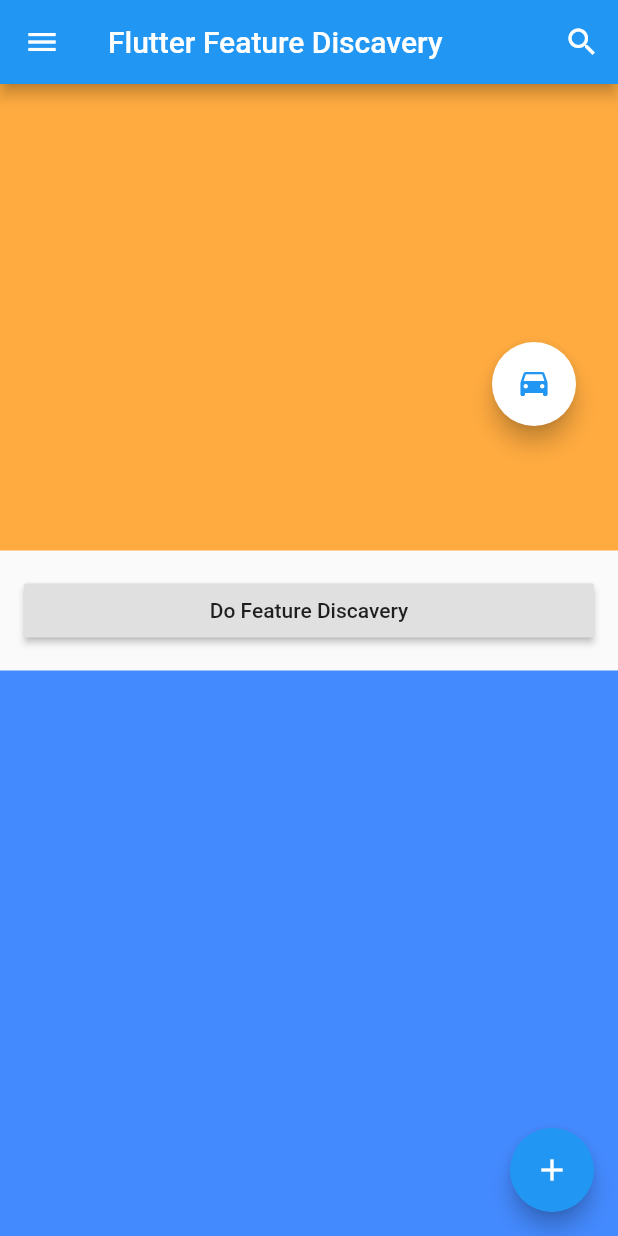
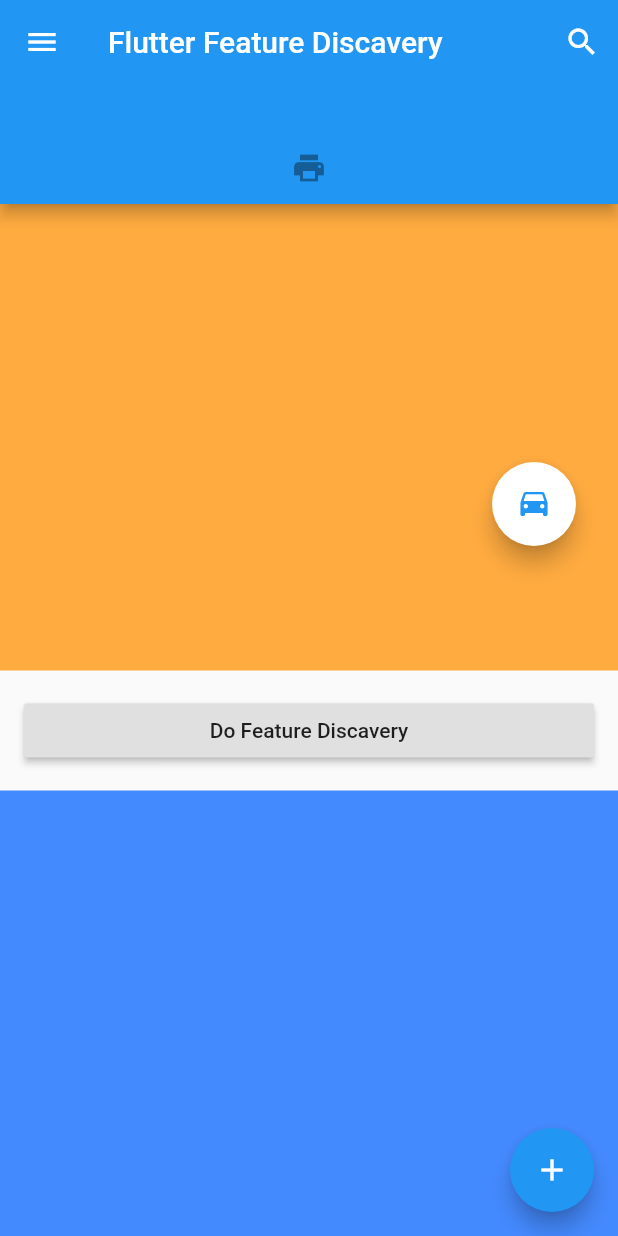
Before and after one commit to ayalma/feature_discovery, a Flutter app: the screen it shows after launch, scrolled down 576 dp, after a tap on "Do Feature Discavery", on a phone screen of 412 x 824 dp. Run offline on Flutter 3.47's test engine with Material 2 defaults, Android fonts, the phone set to English and light mode, and no system bars; network calls fail.

Commit message:
consider landscape and portrait orientation in DescribedFeatureDiscoveryWidget

```diff
--- a/example/lib/main.dart
+++ b/example/lib/main.dart
@@ -8,6 +8,7 @@ final feature3 = "FEATURE_3";
 final feature4 = "FEATURE_4";
 final feature5 = "FEATURE_5";
 final feature6 = "FEATURE_6";
+final feature7 = "FEATURE_7";
 
 void main() {
   timeDilation = 1.0;
@@ -43,6 +44,23 @@ class _MyHomePageState extends State<MyHomePage> {
       child: Scaffold(
         appBar: AppBar(
           title: Text(widget.title),
+          bottom: PreferredSize(
+            child: Column(
+              children: <Widget>[
+                DescribedFeatureOverlay(
+                    featureId: feature7,
+                    icon: Icons.print,
+                    color: Colors.purple,
+                    title: 'Just how you want it',
+                    description:
+                        'Tap the menu icon to switch account, change setting & more.Tap the menu icon to switch account, change setting & more.',
+                    child: IconButton(
+                      icon: Icon(Icons.print),
+                    ))
+              ],
+            ),
+            preferredSize: Size.fromHeight(80),
+          ),
           leading: DescribedFeatureOverlay(
             featureId: feature1,
             icon: Icons.menu,
@@ -105,7 +123,7 @@ class _ContentState extends State<Content> {
     WidgetsBinding.instance.addPostFrameCallback((_) {
       FeatureDiscovery.discoverFeatures(
         context,
-        [feature1, feature2, feature3, feature4, feature6, feature5],
+        [feature7, feature1, feature2, feature3, feature4, feature6, feature5],
       );
     });
     super.initState();
--- a/lib/src/feature_discovery.dart
+++ b/lib/src/feature_discovery.dart
@@ -1,3 +1,5 @@
+import 'dart:math' as Math;
+
 import 'package:feature_discovery/src/layout.dart';
 import 'package:flutter/material.dart';
 
@@ -111,6 +113,7 @@ class DescribedFeatureOverlay extends StatefulWidget {
 class _DescribedFeatureOverlayState extends State<DescribedFeatureOverlay>
     with TickerProviderStateMixin {
   Size screenSize;
+  double statusBarHeight;
   bool showOverlay = false;
   _OverlayState state = _OverlayState.closed;
   double transitionPercent = 1.0;
@@ -222,6 +225,7 @@ class _DescribedFeatureOverlayState extends State<DescribedFeatureOverlay>
   void didChangeDependencies() {
     super.didChangeDependencies();
     screenSize = MediaQuery.of(context).size;
+    statusBarHeight = MediaQuery.of(context).viewInsets.top;
     showOverlayIfActiveStep();
   }
 
@@ -280,6 +284,7 @@ class _DescribedFeatureOverlayState extends State<DescribedFeatureOverlay>
           transitionPercent: transitionPercent,
           anchor: anchor,
           screenSize: screenSize,
+          statusBarHeight: statusBarHeight,
           touchTargetRadius: 44.0,
           touchTargetToContentPadding: 20.0,
           title: widget.title,
@@ -330,6 +335,9 @@ class _Background extends StatelessWidget {
   });
 
   bool isCloseToTopOrBottom(Offset position) {
+    //  print(
+    //    'dy : ${position.dy} , dx : ${position.dx} , h : ${screenSize.height} , w : ${screenSize.width}');
+
     return position.dy <= 88.0 || (screenSize.height - position.dy) <= 88.0;
   }
 
@@ -343,8 +351,8 @@ class _Background extends StatelessWidget {
 
   double radius() {
     final isBackgroundCentered = isCloseToTopOrBottom(anchor);
-    final backgroundRadius =
-        screenSize.width * (isBackgroundCentered ? 1.0 : 0.75);
+    final backgroundRadius = Math.min(screenSize.width, screenSize.height) *
+        (isBackgroundCentered ? 1.0 : 0.75);
     switch (state) {
       case _OverlayState.opening:
         final adjustedPercent = const Interval(0.0, 0.8, curve: Curves.easeOut)
@@ -360,6 +368,7 @@ class _Background extends StatelessWidget {
   }
 
   Offset backgroundPosition() {
+    final width = Math.min(screenSize.width, screenSize.height);
     final isBackgroundCentered = isCloseToTopOrBottom(anchor);
 
     if (isBackgroundCentered) {
@@ -367,12 +376,11 @@ class _Background extends StatelessWidget {
     } else {
       final startingBackgroundPosition = anchor;
       final endingBackgroundPosition = Offset(
-          screenSize.width / 2.0 +
-              (isOnLeftHalfOfScreen(anchor) ? -20.0 : 20.0),
+          width / 2.0 + (isOnLeftHalfOfScreen(anchor) ? -20.0 : 20.0),
           anchor.dy +
               (isOnTopHalfOfScreen(anchor)
-                  ? -(screenSize.width / 2) + 40.0
-                  : (screenSize.width / 20.0) - 40.0));
+                  ? -(width / 2) + 40.0
+                  : (width / 20.0) - 40.0));
 
       switch (state) {
         case _OverlayState.opening:
@@ -583,6 +591,7 @@ class _Content extends StatelessWidget {
   final double touchTargetToContentPadding;
   final String title;
   final String description;
+  final double statusBarHeight;
 
   const _Content(
       {Key key,
@@ -593,7 +602,8 @@ class _Content extends StatelessWidget {
       this.title,
       this.description,
       this.state,
-      this.transitionPercent})
+      this.transitionPercent,
+      this.statusBarHeight})
       : super(key: key);
 
   bool isCloseToTopOrBottom(Offset position) {
@@ -602,6 +612,10 @@ class _Content extends StatelessWidget {
 
   bool isOnTopHalfOfScreen(Offset position) {
     return position.dy < (screenSize.height / 2.0);
+  }
+
+  bool isOnLeftHalfOfScreen(Offset position) {
+    return position.dx < (screenSize.width / 2.0);
   }
 
   DescribedFeatureContentOrientation getContentOrientation(Offset position) {
@@ -639,6 +653,39 @@ class _Content extends StatelessWidget {
     }
   }
 
+  Offset centerPosition() {
+    final width = Math.min(screenSize.width, screenSize.height);
+    final isBackgroundCentered = isCloseToTopOrBottom(anchor);
+
+    if (isBackgroundCentered) {
+      return anchor;
+    } else {
+      final startingBackgroundPosition = anchor;
+      final endingBackgroundPosition = Offset(
+          width / 2.0 + (isOnLeftHalfOfScreen(anchor) ? -20.0 : 20.0),
+          anchor.dy +
+              (isOnTopHalfOfScreen(anchor)
+                  ? -(width / 2) + 40.0
+                  : (width / 20.0) - 40.0));
+
+      switch (state) {
+        case _OverlayState.opening:
+          final adjustedPercent =
+              const Interval(0.0, 0.8, curve: Curves.easeOut)
+                  .transform(transitionPercent);
+          return Offset.lerp(startingBackgroundPosition,
+              endingBackgroundPosition, adjustedPercent);
+        case _OverlayState.activating:
+          return endingBackgroundPosition;
+        case _OverlayState.dismissing:
+          return Offset.lerp(endingBackgroundPosition,
+              startingBackgroundPosition, transitionPercent);
+        default:
+          return endingBackgroundPosition;
+      }
+    }
+  }
+
   @override
   Widget build(BuildContext context) {
     final contentOrientation = getContentOrientation(anchor);
@@ -646,18 +693,24 @@ class _Content extends StatelessWidget {
         contentOrientation == DescribedFeatureContentOrientation.below
             ? 1.0
             : -1.0;
+    final width = Math.min(screenSize.width, screenSize.height);
+
     final contentY =
         anchor.dy + contentOffsetMultiplier * (touchTargetRadius + 20);
+
     final contentFractionalOffset = contentOffsetMultiplier.clamp(-1.0, 0.0);
 
+    final dx = centerPosition().dx - width;
+    final contentX = (dx.isNegative) ? 0.0 : dx;
     return Positioned(
       top: contentY,
+      left: contentX,
       child: FractionalTranslation(
         translation: Offset(0.0, contentFractionalOffset),
         child: Opacity(
           opacity: opacity(),
           child: Container(
-            width: screenSize.width,
+            width: width,
             child: Material(
               color: Colors.transparent,
               child: Padding(
--- a/pubspec.yaml
+++ b/pubspec.yaml
@@ -1,6 +1,6 @@
 name: feature_discovery
 description: A flutter package that implements material design feature discovery
-version: 0.1.1
+version: 0.3.0
 author: ayalma <alimohammadi7117@gmail.com>
 homepage: https://github.com/ayalma/feature_discovery
 
```
Also changed, not shown: example/pubspec.lock, 1 other file.
